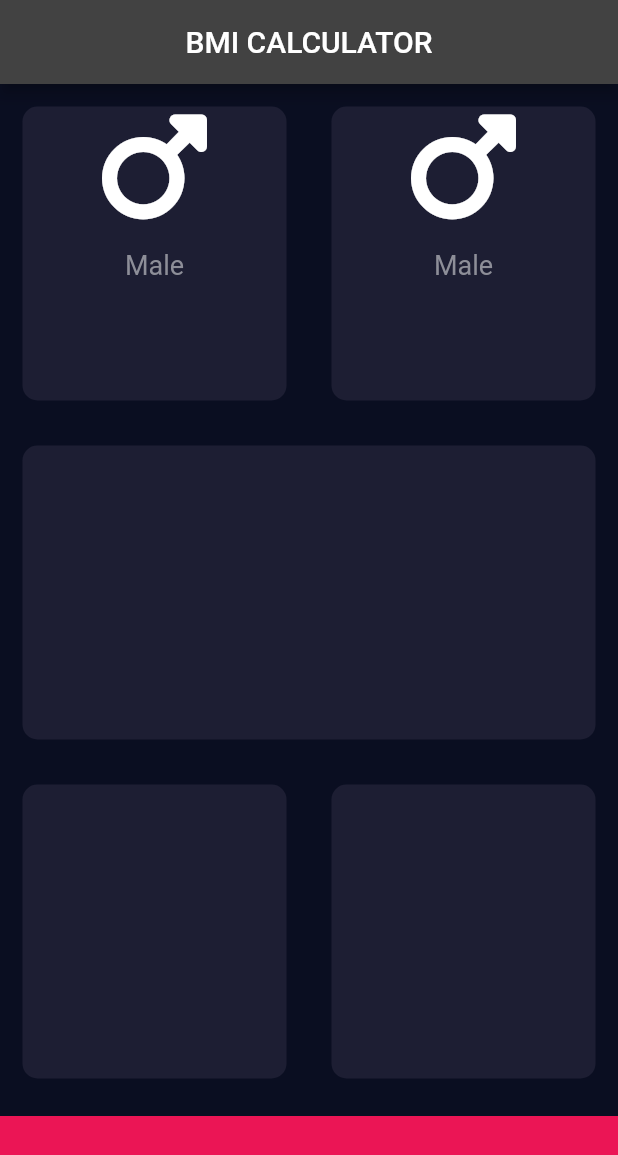
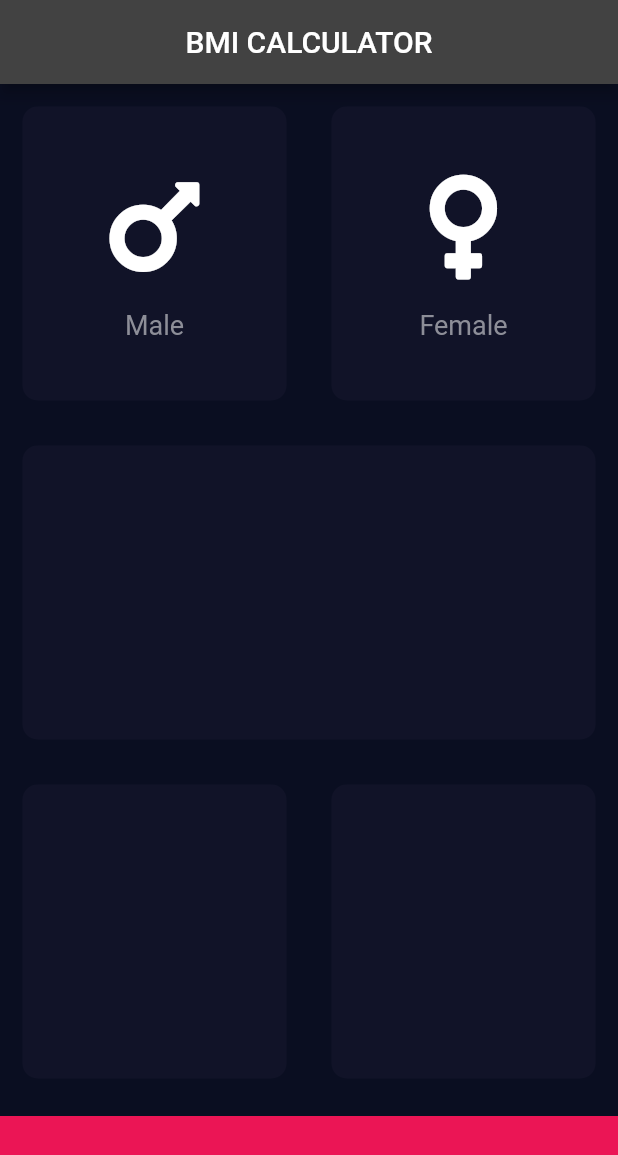
Before and after one commit to mariamadebolahamzat/bmi-calculator, a Flutter app: the screen it shows after launch, on a phone screen of 412 x 824 dp. Shown: the top 1155 px of the screen. Run offline on Flutter 3.47's test engine with Material 2 defaults, Android fonts, the phone set to English and light mode, and no system bars; our stand-ins replace font_awesome_flutter.

Commit message:
more fixes

```diff
--- /dev/null
+++ b/lib/components/icon_content.dart
@@ -0,0 +1,33 @@
+import 'package:flutter/material.dart';
+
+class IconContent extends StatelessWidget {
+  const IconContent({
+    Key? key, this.icon, this.text
+  }) : super(key: key);
+
+  final IconData? icon;
+  final String? text;
+
+  @override
+  Widget build(BuildContext context) {
+    return Center(
+      child: Column(
+        mainAxisAlignment: MainAxisAlignment.center,
+        children: [
+          Icon(
+            icon,
+            size: 80.0,
+          ),
+          SizedBox(
+            height: 15.0,
+          ),
+          Text(
+            text!,
+            style: TextStyle(
+                color: Color(0xFF8D8E98), fontSize: 18.0),
+          ),
+        ],
+      ),
+    );
+  }
+}
--- /dev/null
+++ b/lib/components/reusable_card.dart
@@ -0,0 +1,22 @@
+import 'package:flutter/material.dart';
+
+class ReusableCard extends StatelessWidget {
+  const ReusableCard({Key? key, this.onPress, this.colour, this.cardChild}) : super(key: key);
+  final Widget? cardChild;
+  final Color? colour;
+  final Function? onPress;
+
+  @override
+  Widget build(BuildContext context) {
+    return GestureDetector(
+      child: Container(
+        child: cardChild,
+        margin: EdgeInsets.all(15.0),
+        decoration: BoxDecoration(
+          color: colour,
+          borderRadius: BorderRadius.circular(10.0),
+        ),
+      ),
+    );
+  }
+}
--- /dev/null
+++ b/lib/constants/colors.dart
@@ -0,0 +1,7 @@
+import 'dart:ui';
+
+class AppColor {
+  static const activeCardColour = Color(0xFF1D1E33);
+  static const inactiveCardColour = Color(0xFF111328);
+  static const kBottomContainerColour = Color(0xFFEB1555);
+}
--- a/lib/input_page.dart
+++ b/lib/input_page.dart
@@ -1,5 +1,13 @@
+import 'package:bmi_calculator/constants/colors.dart';
+import 'package:bmi_calculator/components/icon_content.dart';
+import 'package:bmi_calculator/components/reusable_card.dart';
 import 'package:flutter/material.dart';
 import 'package:font_awesome_flutter/font_awesome_flutter.dart';
+
+enum Gender {
+  male,
+  female,
+}
 
 class InputPage extends StatefulWidget {
   const InputPage({Key? key}) : super(key: key);
@@ -9,6 +17,8 @@ class InputPage extends StatefulWidget {
 }
 
 class _InputPageState extends State<InputPage> {
+  Gender? selectedGender;
+
   @override
   Widget build(BuildContext context) {
     return Scaffold(
@@ -22,29 +32,59 @@ class _InputPageState extends State<InputPage> {
               child: Row(
                 children: [
                   Expanded(
-                    child: ReusableCard(
-                      cardChild: CardWidget(),
+                    child: GestureDetector(
+                      onTap: () {
+                        setState(() {
+                          selectedGender = Gender.male;
+                        });
+                      },
+                      child: ReusableCard(
+                        colour: selectedGender == Gender.male
+                            ? AppColor.activeCardColour
+                            : AppColor.inactiveCardColour,
+                        cardChild: IconContent(
+                          icon: FontAwesomeIcons.mars,
+                          text: 'Male',
+                        ),
+                      ),
                     ),
                   ),
                   Expanded(
-                    child: ReusableCard(
-                      cardChild: CardWidget(),
+                    child: GestureDetector(
+                      onTap: () {
+                        selectedGender = Gender.female;
+                      },
+                      child: ReusableCard(
+                        colour: selectedGender == Gender.female
+                            ? AppColor.activeCardColour
+                            : AppColor.inactiveCardColour,
+                        cardChild: IconContent(
+                          icon: FontAwesomeIcons.venus,
+                          text: 'Female',
+                        ),
+                      ),
                     ),
                   ),
                 ],
               ),
             ),
             Expanded(
-              child: ReusableCard(),
+              child: ReusableCard(
+                colour: AppColor.inactiveCardColour,
+              ),
             ),
             Expanded(
               child: Row(
                 children: [
                   Expanded(
-                    child: ReusableCard(),
+                    child: ReusableCard(
+                      colour: AppColor.inactiveCardColour,
+                    ),
                   ),
                   Expanded(
-                    child: ReusableCard(),
+                    child: ReusableCard(
+                      colour: AppColor.inactiveCardColour,
+                    ),
                   ),
                 ],
               ),
@@ -59,48 +99,3 @@ class _InputPageState extends State<InputPage> {
         ));
   }
 }
-
-class CardWidget extends StatelessWidget {
-  const CardWidget({
-    Key? key, this.icon, this.text
-  }) : super(key: key);
-
-  final IconData? icon;
-  final String? text;
-
-  @override
-  Widget build(BuildContext context) {
-    return Column(
-      children: [
-        Icon(
-          FontAwesomeIcons.mars,
-          size: 80.0,
-        ),
-        SizedBox(
-          height: 15.0,
-        ),
-        Text(
-          "Male",
-          style: TextStyle(
-              color: Color(0xFF8D8E98), fontSize: 18.0),
-        ),
-      ],
-    );
-  }
-}
-
-class ReusableCard extends StatelessWidget {
-  const ReusableCard({Key? key, this.cardChild}) : super(key: key);
-  final Widget? cardChild;
-  @override
-  Widget build(BuildContext context) {
-    return Container(
-      child: cardChild,
-      margin: EdgeInsets.all(15.0),
-      decoration: BoxDecoration(
-        color: Color(0xFF1D1E33),
-        borderRadius: BorderRadius.circular(10.0),
-      ),
-    );
-  }
-}
```
Also changed, not shown: lib/constants/styles.dart (added, +38 -0 lines), pubspec.yaml (+4 -53 lines), lib/components/bottom_button.dart (added), lib/components/round_icon_button.dart (added), pubspec.lock.
